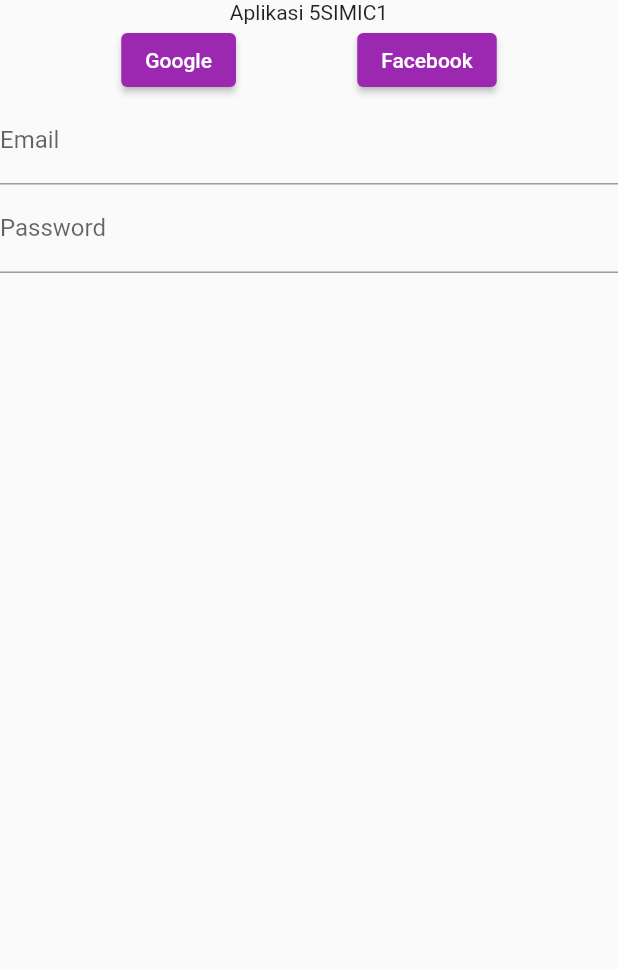
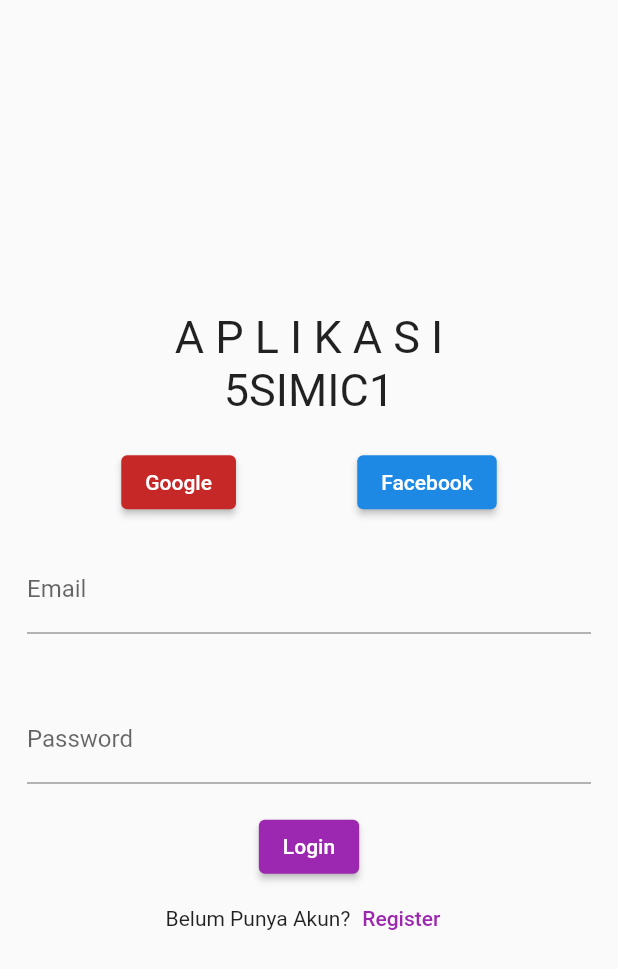
Before and after one commit to Azlan-saja/5simic1-mobile1-2023, a Flutter app: the screen it shows after launch, on a phone screen of 412 x 824 dp. Shown: the top 969 px of the screen. Run offline on Flutter 3.47's test engine with Material 2 defaults, Android fonts, the phone set to English and light mode, and no system bars.

Commit message:
Design Layer Login Final

```diff
--- a/config.json
+++ b/config.json
@@ -2,6 +2,7 @@
     "modules": [],
     "module_directory_name": "module",
     "experimental_mode": false,
+    "learning_mode": false,
     "unfreezed": true,
     "use_cubit": false
 }
--- a/lib/login.dart
+++ b/lib/login.dart
@@ -6,30 +6,70 @@
   @override
   Widget build(BuildContext context) {
     return Scaffold(
-      body: Column(
+      body: SafeArea(
+        child: Column(
+          mainAxisAlignment: MainAxisAlignment.center,
           children: [
-          const Text('Aplikasi 5SIMIC1'),
+            const Padding(
+              padding: EdgeInsets.all(20),
+              child: Text(
+                'A P L I K A S I \n5SIMIC1',
+                style: TextStyle(fontSize: 30),
+                textAlign: TextAlign.center,
+              ),
+            ),
             Row(
               mainAxisAlignment: MainAxisAlignment.spaceEvenly,
               children: [
-              ElevatedButton(onPressed: () {}, child: const Text('Google')),
-              ElevatedButton(onPressed: () {}, child: const Text('Facebook'))
+                ElevatedButton(
+                  style: ElevatedButton.styleFrom(
+                    backgroundColor: Colors.red[800],
+                  ),
+                  onPressed: () {},
+                  child: const Text('Google'),
+                ),
+                ElevatedButton(
+                  style: ElevatedButton.styleFrom(
+                    backgroundColor: Colors.blue[600],
+                  ),
+                  onPressed: () {},
+                  child: const Text('Facebook'),
+                )
               ],
             ),
-          const TextField(
+            const Padding(
+              padding: EdgeInsets.all(18),
+              child: TextField(
                 decoration: InputDecoration(
                   labelText: 'Email',
                   border: UnderlineInputBorder(),
                 ),
               ),
-          const TextField(
+            ),
+            const SizedBox(height: 5),
+            const Padding(
+              padding: EdgeInsets.all(18),
+              child: TextField(
                 obscureText: true,
                 decoration: InputDecoration(
                   labelText: 'Password',
                   border: UnderlineInputBorder(),
                 ),
               ),
+            ),
+            ElevatedButton(
+              onPressed: () {},
+              child: const Text('Login'),
+            ),
+            Row(mainAxisAlignment: MainAxisAlignment.center, children: [
+              const Text('Belum Punya Akun?'),
+              TextButton(
+                onPressed: () {},
+                child: const Text('Register'),
+              ),
+            ]),
           ],
+        ),
       ),
     );
   }
```
Lines whose indentation alone changed are shown as unchanged.
